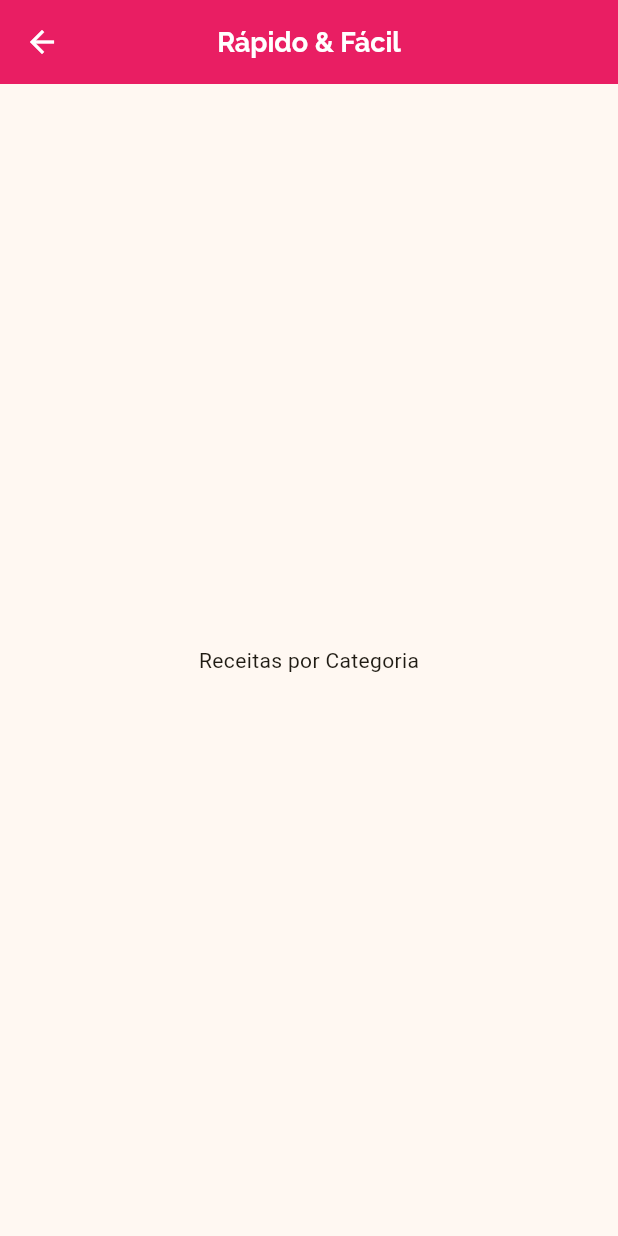
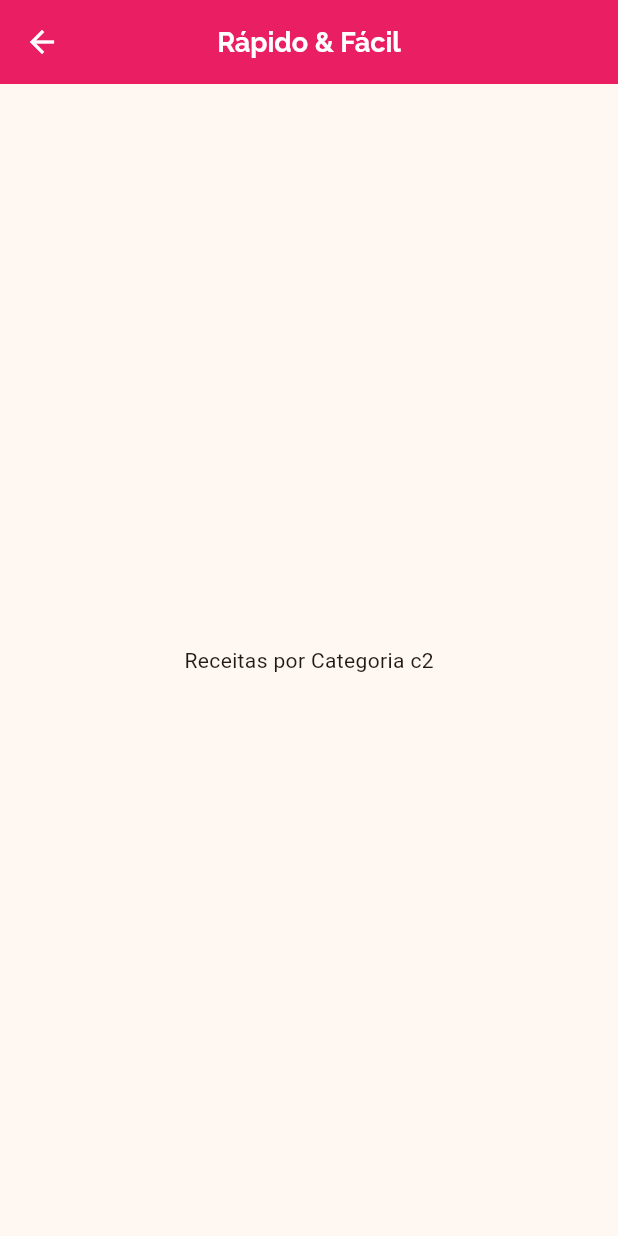
Before and after one commit to mateusalmeiida/comidas-app-flutter, a Flutter app: the screen it shows after launch, after a tap on "Rápido & Fácil", on a phone screen of 412 x 824 dp. Run offline on Flutter 3.47's test engine with Material 3 defaults, Android fonts, the phone set to English and light mode, and no system bars.

Commit message:
Mudança para rotas nomeadas

```diff
--- a/lib/components/category_item.dart
+++ b/lib/components/category_item.dart
@@ -1,6 +1,5 @@
 import 'package:flutter/material.dart';
 import '../models/category.dart';
-import '../screens/categories_meals_screen.dart';
 
 class CategoryItem extends StatelessWidget {
   final Category category;
@@ -8,15 +7,15 @@ class CategoryItem extends StatelessWidget {
   const CategoryItem({super.key, required this.category});
 
   void _selectCategoy(BuildContext context) {
-    Navigator.of(context).push(
-      MaterialPageRoute(
-        builder: (_) {
-          return CategoriesMealsScreen(
-            category: category,
-          );
-        },
-      ),
-    );
+    // Navigator.of(context).push(
+    //   MaterialPageRoute(
+    //     builder: (_) {
+    //       return CategoriesMealsScreen();
+    //     },
+    //   ),
+    // );
+
+    Navigator.of(context).pushNamed('/categories-meals', arguments: category);
   }
 
   @override
--- a/lib/main.dart
+++ b/lib/main.dart
@@ -1,5 +1,6 @@
 import 'package:comidas/screens/categories_screen.dart';
 import 'package:flutter/material.dart';
+import './screens/categories_meals_screen.dart';
 
 void main() {
   runApp(MealApp());
@@ -35,6 +36,11 @@
         ),
       ),
       home: CategoriesScreen(),
+      routes: {
+        '/categories-meals': (ctx) {
+          return CategoriesMealsScreen();
+        }
+      },
     );
   }
 }
--- a/lib/screens/categories_meals_screen.dart
+++ b/lib/screens/categories_meals_screen.dart
@@ -2,17 +2,16 @@ import 'package:flutter/material.dart';
 import '../models/category.dart';
 
 class CategoriesMealsScreen extends StatelessWidget {
-  final Category category;
-
-  const CategoriesMealsScreen({required this.category, super.key});
+  const CategoriesMealsScreen({super.key});
 
   @override
   Widget build(BuildContext context) {
+    final category = ModalRoute.of(context)!.settings.arguments as Category;
     return Scaffold(
       appBar: AppBar(
         title: Text(category.title),
       ),
-      body: Center(child: Text('Receitas por Categoria')),
+      body: Center(child: Text('Receitas por Categoria ${category.id}')),
     );
   }
 }
```
